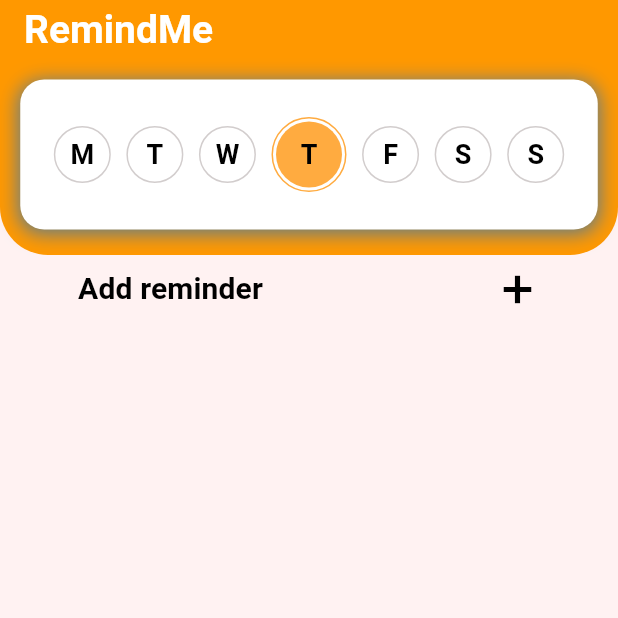
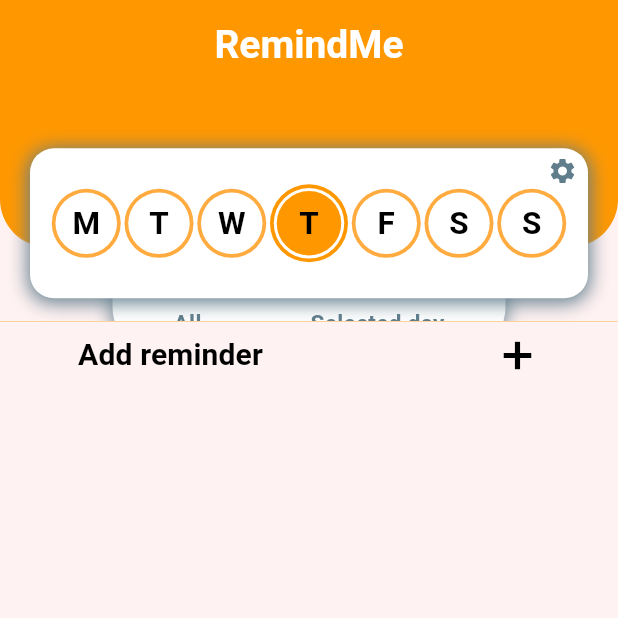
Before and after one commit to vloot/reminder-app, a Flutter app: the screen it shows after launch, on a phone screen of 412 x 824 dp, the top half of it. Run offline on Flutter 3.47's test engine with Material 3 defaults, Android fonts, the light colour scheme and no system bars; our stand-ins replace drift, drift_flutter, flutter_bloc, flutter_local_notifications, get_it, timezone; accounts and stored records are empty; generated files the repository leaves out were written again.

Commit message:
Updated appBar design, added mode selector widget

```diff
--- a/lib/core/themes/theme.dart
+++ b/lib/core/themes/theme.dart
@@ -9,6 +9,7 @@ class AppTheme {
   final Color warningColor;
   final Color backgroundColor;
   final Color textColor;
+  final Color transparent;
 
   AppTheme({
     required this.primaryColor,
@@ -19,5 +20,6 @@ class AppTheme {
     required this.warningColor,
     required this.backgroundColor,
     required this.textColor,
+    required this.transparent,
   });
 }
--- a/lib/core/themes/themes.dart
+++ b/lib/core/themes/themes.dart
@@ -10,6 +10,7 @@ final orangeLightTheme = AppTheme(
   warningColor: Colors.redAccent,
   backgroundColor: Color.from(alpha: 1, red: 95, green: 0.95, blue: 0.95),
   textColor: Colors.black,
+  transparent: Colors.transparent,
 );
 
 AppTheme currentTheme = orangeLightTheme;
--- a/lib/features/reminder/presentation/reminder/reminder_page.dart
+++ b/lib/features/reminder/presentation/reminder/reminder_page.dart
@@ -13,7 +13,7 @@ import 'package:reminders_app/features/reminder/presentation/reminders_list/remi
 import 'package:reminders_app/features/reminder/presentation/widgets/reminder_list_tile.dart';
 import 'package:reminders_app/features/reminder_form/reminder_form.dart';
 import 'package:reminders_app/features/reminder_form/reminder_form_type.dart';
-import 'package:reminders_app/features/weekday_box/presentation/widgets/weekday_box.dart';
+import 'package:reminders_app/features/weekday_box/presentation/weekday_box_page.dart';
 
 class ReminderPage extends StatelessWidget {
   const ReminderPage({super.key});
@@ -36,7 +36,7 @@ class ReminderPage extends StatelessWidget {
       backgroundColor: currentTheme.backgroundColor,
       body: CustomScrollView(
         slivers: [
-          buildAppBar(),
+          buildAppBar(parentContext),
           SliverToBoxAdapter(
             child: SizedBox(
               height: 40,
@@ -121,9 +121,12 @@ class ReminderPage extends StatelessWidget {
     );
   }
 
-  SliverAppBar buildAppBar() {
+  SliverAppBar buildAppBar(BuildContext parentContext) {
+    final size = MediaQuery.of(parentContext).size;
     return SliverAppBar(
-      title: Text(
+      title: Padding(
+        padding: const EdgeInsets.only(top: 20),
+        child: Text(
           'RemindMe',
           style: TextStyle(
             color: currentTheme.secondaryColor,
@@ -131,27 +134,32 @@ class ReminderPage extends StatelessWidget {
             fontSize: 26,
           ),
         ),
+      ),
+      centerTitle: true,
       toolbarHeight: 40,
-      expandedHeight: 170,
+      expandedHeight: size.height * 0.26,
       collapsedHeight: 50,
       pinned: true,
-      flexibleSpace: buildFlexibleSpace(),
+      flexibleSpace: buildFlexibleSpace(parentContext, size),
       backgroundColor: currentTheme.primaryColor,
     );
   }
 
-  FlexibleSpaceBar buildFlexibleSpace() {
+  FlexibleSpaceBar buildFlexibleSpace(BuildContext parentContext, Size size) {
     return FlexibleSpaceBar(
       background: Material(
         color: currentTheme.backgroundColor,
         child: Stack(
           children: [
             Container(
-              constraints: BoxConstraints.expand(height: 200),
+              constraints: BoxConstraints.expand(height: size.height * 0.2),
               decoration: BoxDecoration(
                 color: currentTheme.primaryColor,
                 border: Border.symmetric(
-                  vertical: BorderSide(color: Colors.transparent, width: 2),
+                  vertical: BorderSide(
+                    color: currentTheme.primaryColor,
+                    width: 2,
+                  ),
                 ),
                 borderRadius: BorderRadius.only(
                   bottomLeft: Radius.circular(32),
@@ -159,7 +167,21 @@ class ReminderPage extends StatelessWidget {
                 ),
               ),
             ),
+            Column(
+              mainAxisAlignment: MainAxisAlignment.start,
+              crossAxisAlignment: CrossAxisAlignment.start,
+              children: [
+                Container(
+                  decoration: BoxDecoration(
+                    // color: currentTheme.backgroundColor,
+                  ),
+                  constraints: BoxConstraints.expand(
+                    height: size.height * 0.12,
+                  ),
+                ),
                 WeekdayBox(),
+              ],
+            ),
           ],
         ),
       ),
@@ -203,7 +225,6 @@ class ReminderPage extends StatelessWidget {
                       parentContext.read<RemindersListBloc>().add(
                         GetRemindersListEvent(),
                       );
-                      // Navigator.pop(context);
                     }
                   },
                   child: BlocBuilder<ReminderBloc, ReminderState>(
--- a/lib/features/reminder_form/reminder_form.dart
+++ b/lib/features/reminder_form/reminder_form.dart
@@ -102,8 +102,6 @@ class _ReminderFormState extends State<ReminderForm> {
                   reminderDays: selectedDays,
                 ),
               );
-
-              Navigator.pop(context);
             },
             style: ButtonStyle(
               backgroundColor: WidgetStateProperty.all(
@@ -166,7 +164,11 @@ class _ReminderFormState extends State<ReminderForm> {
           initialTime: _time,
         );
         setState(() {
-          _time = time ?? TimeOfDay.fromDateTime(widget.reminderModel!.time);
+          _time =
+              time ??
+              TimeOfDay.fromDateTime(
+                widget.reminderModel?.time ?? DateTime.now(),
+              );
         });
       },
       child: Row(
--- /dev/null
+++ b/lib/features/weekday_box/presentation/weekday_box_page.dart
@@ -0,0 +1,244 @@
+import 'package:flutter/material.dart';
+import 'package:reminders_app/core/themes/themes.dart';
+import 'package:reminders_app/features/reminder/domain/entities/weekdays_enum.dart';
+
+class WeekdayBox extends StatelessWidget {
+  const WeekdayBox({Key? key}) : super(key: key);
+
+  @override
+  Widget build(BuildContext context) {
+    return buildDailyBox(context);
+  }
+
+  Widget buildDailyBox(BuildContext parentContext) {
+    final today = DateTime.now().weekday - 1;
+    final days = <Widget>[
+      buildDayCircle(
+        parentContext,
+        'M',
+        isActive: today == Weekday.monday.index,
+      ),
+      buildDayCircle(
+        parentContext,
+        'T',
+        isActive: today == Weekday.tuesday.index,
+      ),
+      buildDayCircle(
+        parentContext,
+        'W',
+        isActive: today == Weekday.wednesday.index,
+      ),
+      buildDayCircle(
+        parentContext,
+        'T',
+        isActive: today == Weekday.thursday.index,
+      ),
+      buildDayCircle(
+        parentContext,
+        'F',
+        isActive: today == Weekday.friday.index,
+      ),
+      buildDayCircle(
+        parentContext,
+        'S',
+        isActive: today == Weekday.saturday.index,
+      ),
+      buildDayCircle(
+        parentContext,
+        'S',
+        isActive: today == Weekday.sunday.index,
+      ),
+    ];
+
+    return LayoutBuilder(
+      builder: (context, constraints) {
+        return Column(
+          mainAxisAlignment: MainAxisAlignment.start,
+          crossAxisAlignment: CrossAxisAlignment.end,
+          children: [
+            Column(
+              mainAxisAlignment: MainAxisAlignment.end,
+              crossAxisAlignment: CrossAxisAlignment.end,
+              children: [
+                Stack(
+                  children: [
+                    Container(
+                      height: 138,
+                      // color: Colors.lime,
+                      child: Column(
+                        mainAxisAlignment: MainAxisAlignment.end,
+                        crossAxisAlignment: CrossAxisAlignment.end,
+                        children: [
+                          Padding(
+                            padding: const EdgeInsets.symmetric(horizontal: 75),
+                            child: Center(
+                              child: Container(
+                                height: 100,
+                                padding: EdgeInsets.only(bottom: 6.5),
+                                decoration: BoxDecoration(
+                                  boxShadow: [
+                                    BoxShadow(
+                                      color: currentTheme.inactiveColor,
+                                      spreadRadius: 0.1,
+                                      blurRadius: 10,
+                                      offset: Offset(0, 0),
+                                    ),
+                                  ],
+                                  color: currentTheme.secondaryColor,
+                                  borderRadius: BorderRadius.only(
+                                    bottomLeft: Radius.circular(32),
+                                    bottomRight: Radius.circular(32),
+                                  ),
+                                ),
+                                child: Row(
+                                  crossAxisAlignment: CrossAxisAlignment.end,
+                                  mainAxisAlignment:
+                                      MainAxisAlignment.spaceEvenly,
+                                  children: [
+                                    selectorText('All        ', isActive: true),
+                                    selectorText('Selected day'),
+                                  ],
+                                ),
+                              ),
+                            ),
+                          ),
+                        ],
+                      ),
+                    ),
+                    Positioned(
+                      top: 0,
+                      left: 20,
+                      right: 20,
+                      child: Center(
+                        child: Stack(
+                          children: [
+                            SizedBox(
+                              width: constraints.maxWidth * 0.92,
+                              height: 100,
+                              child: DecoratedBox(
+                                decoration: BoxDecoration(
+                                  boxShadow: [
+                                    BoxShadow(
+                                      color: currentTheme.inactiveColor,
+                                      spreadRadius: 1,
+                                      blurRadius: 10,
+                                      offset: Offset(0, 2),
+                                    ),
+                                  ],
+                                  color: currentTheme.secondaryColor,
+                                  borderRadius: BorderRadius.circular(16),
+                                ),
+                                child: Padding(
+                                  padding: const EdgeInsets.all(12.0),
+                                  child: Row(
+                                    mainAxisAlignment:
+                                        MainAxisAlignment.spaceEvenly,
+                                    crossAxisAlignment:
+                                        CrossAxisAlignment.center,
+                                    children: days,
+                                  ),
+                                ),
+                              ),
+                            ),
+                            Positioned(
+                              right: 7,
+                              top: 5,
+                              child: Icon(
+                                size: 20,
+                                Icons.settings,
+                                color: currentTheme.inactiveColor,
+                              ),
+                            ),
+                          ],
+                        ),
+                      ),
+                    ),
+                  ],
+                ),
+              ],
+            ),
+          ],
+        );
+      },
+    );
+  }
+
+  Text selectorText(String text, {bool isActive = false}) {
+    final textStyle = TextStyle(
+      decoration: TextDecoration.combine([TextDecoration.underline]),
+      decorationThickness: 3,
+      decorationColor: isActive
+          ? currentTheme.primaryColorAccent
+          : currentTheme.transparent,
+      color: Colors.transparent,
+      fontSize: 15,
+      fontWeight: FontWeight.w700,
+      shadows: <Shadow>[
+        Shadow(color: currentTheme.inactiveColor, offset: Offset(0, -5)),
+      ],
+    );
+    return Text(text, style: textStyle);
+  }
+
+  Widget buildDayCircle(
+    BuildContext parentContext,
+    String label, {
+    bool isActive = false,
+  }) {
+    final double size = isActive ? 52 : 46;
+    final double radius = 50;
+    return SizedBox(
+      width: size,
+      height: size,
+      child: DecoratedBox(
+        decoration: BoxDecoration(
+          color: isActive
+              ? currentTheme.primaryColor
+              : currentTheme.primaryColorAccent,
+          borderRadius: BorderRadius.circular(radius),
+        ),
+        child: TextButton(
+          style: TextButton.styleFrom(padding: EdgeInsets.all(0)),
+          onPressed: () {
+            // TODO add event
+            // parentContext.read<WeekdayBoxBloc>().add()
+            print('pressed $label');
+          },
+          child: SizedBox(
+            width: size - 5,
+            height: size - 5,
+            child: DecoratedBox(
+              decoration: BoxDecoration(
+                color: Colors.white,
+                borderRadius: BorderRadius.circular(radius),
+              ),
+              child: SizedBox(
+                width: size - 8,
+                height: size - 8,
+                child: Padding(
+                  padding: const EdgeInsets.all(2.0),
+                  child: DecoratedBox(
+                    decoration: BoxDecoration(
+                      color: isActive ? Colors.orange : Colors.white,
+                      borderRadius: BorderRadius.circular(radius),
+                    ),
+                    child: Center(
+                      child: Text(
+                        label,
+                        style: TextStyle(
+                          fontSize: 21,
+                          fontWeight: FontWeight.w700,
+                          color: currentTheme.textColor,
+                        ),
+                      ),
+                    ),
+                  ),
+                ),
+              ),
+            ),
+          ),
+        ),
+      ),
+    );
+  }
+}
--- a/lib/features/weekday_box/presentation/widgets/weekday_box.dart
+++ /dev/null
@@ -1,92 +0,0 @@
-import 'package:flutter/material.dart';
-import 'package:reminders_app/core/themes/themes.dart';
-import 'package:reminders_app/features/reminder/domain/entities/weekdays_enum.dart';
-
-class WeekdayBox extends StatelessWidget {
-  const WeekdayBox({Key? key}) : super(key: key);
-
-  @override
-  Widget build(BuildContext context) {
-    return buildDailyBox();
-  }
-
-  Center buildDailyBox() {
-    final today = DateTime.now().weekday - 1;
-    final days = <Container>[
-      buildDayCircle('M', isActive: today == Weekday.monday.index),
-      buildDayCircle('T', isActive: today == Weekday.tuesday.index),
-      buildDayCircle('W', isActive: today == Weekday.wednesday.index),
-      buildDayCircle('T', isActive: today == Weekday.thursday.index),
-      buildDayCircle('F', isActive: today == Weekday.friday.index),
-      buildDayCircle('S', isActive: today == Weekday.saturday.index),
-      buildDayCircle('S', isActive: today == Weekday.sunday.index),
-    ];
-    return Center(
-      child: Column(
-        mainAxisAlignment: MainAxisAlignment.end,
-        crossAxisAlignment: CrossAxisAlignment.center,
-        children: [
-          SizedBox(
-            width: 385,
-            height: 100,
-            child: DecoratedBox(
-              decoration: BoxDecoration(
-                boxShadow: [
-                  BoxShadow(
-                    color: currentTheme.inactiveColor,
-                    spreadRadius: 1,
-                    blurRadius: 10,
-                    offset: Offset(0, 2),
-                  ),
-                ],
-                color: currentTheme.secondaryColor,
-                borderRadius: BorderRadius.circular(16),
-              ),
-              child: Padding(
-                padding: const EdgeInsets.all(12.0),
-                child: Row(
-                  mainAxisAlignment: MainAxisAlignment.spaceEvenly,
-                  crossAxisAlignment: CrossAxisAlignment.center,
-                  children: days,
-                ),
-              ),
-            ),
-          ),
-          SizedBox(height: 17),
-        ],
-      ),
-    );
-  }
-
-  Container buildDayCircle(String label, {bool isActive = false}) {
-    return Container(
-      decoration: BoxDecoration(
-        shape: BoxShape.circle,
-        border: Border.all(
-          style: BorderStyle.solid,
-          color: isActive
-              ? currentTheme.primaryColorAccent
-              : const Color.fromARGB(255, 210, 205, 205),
-          width: 1,
-        ),
-      ),
-      child: Padding(
-        padding: EdgeInsets.all(2),
-        child: CircleAvatar(
-          backgroundColor: isActive
-              ? currentTheme.primaryColorAccent
-              : currentTheme.secondaryColor,
-          radius: isActive ? 22 : 16, // resize radius
-          child: Text(
-            label,
-            style: TextStyle(
-              fontSize: 18,
-              fontWeight: FontWeight.w700,
-              color: currentTheme.textColor,
-            ),
-          ),
-        ),
-      ),
-    );
-  }
-}
```
Lines whose indentation alone changed are shown as unchanged.
